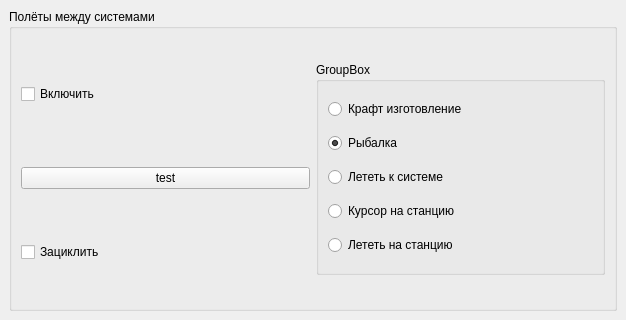
Before: the Qt Designer form controlpanel.ui in predbannikov/bot-opencv, drawn with Qt 5.
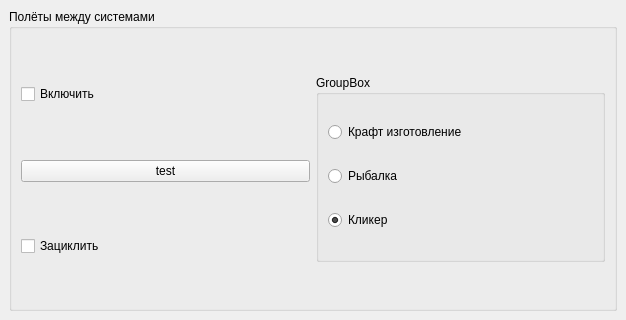
After: the same form once the commit is applied.

The edit to the form file:
```diff
--- a/controlpanel.ui
+++ b/controlpanel.ui
@@ -52,7 +52,7 @@
          </property>
          <layout class="QVBoxLayout" name="verticalLayout">
           <item>
-           <widget class="QRadioButton" name="radioButton_6">
+           <widget class="QRadioButton" name="radioButton">
             <property name="text">
              <string>Крафт изготовление</string>
             </property>
@@ -67,34 +67,20 @@
              <string>Рыбалка</string>
             </property>
             <property name="checked">
+             <bool>false</bool>
+            </property>
+           </widget>
+          </item>
+          <item>
+           <widget class="QRadioButton" name="radioButton_2">
+            <property name="text">
+             <string>Кликер</string>
+            </property>
+            <property name="checked">
              <bool>true</bool>
             </property>
            </widget>
           </item>
-          <item>
-           <widget class="QRadioButton" name="radioButton_3">
-            <property name="text">
-             <string>Лететь к системе</string>
-            </property>
-            <property name="checked">
-             <bool>false</bool>
-            </property>
-           </widget>
-          </item>
-          <item>
-           <widget class="QRadioButton" name="radioButton">
-            <property name="text">
-             <string>Курсор на станцию</string>
-            </property>
-           </widget>
-          </item>
-          <item>
-           <widget class="QRadioButton" name="radioButton_4">
-            <property name="text">
-             <string>Лететь на станцию</string>
-            </property>
-           </widget>
-          </item>
          </layout>
         </widget>
        </item>
```
Left out of the diff: 2 changed lines with no effect on the pictures.
